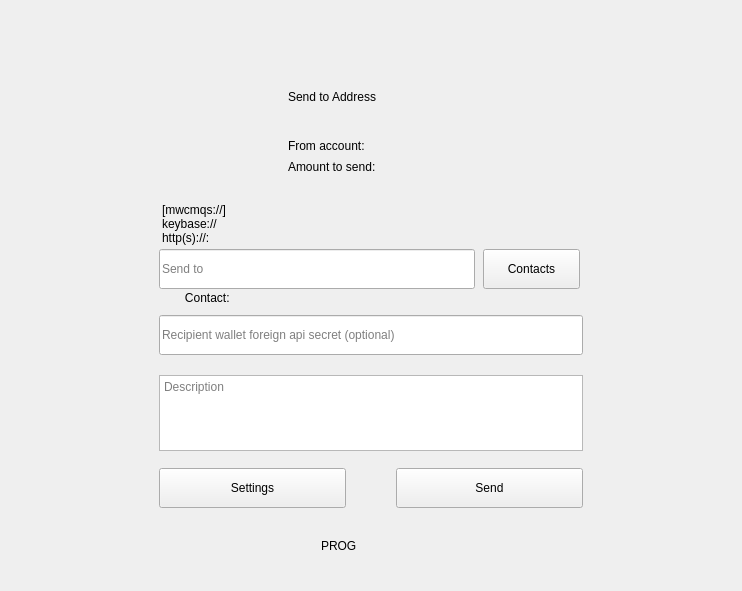
Qt form windows/g_sendOnline.ui (0xkobe/mwc-wallet) before a commit.
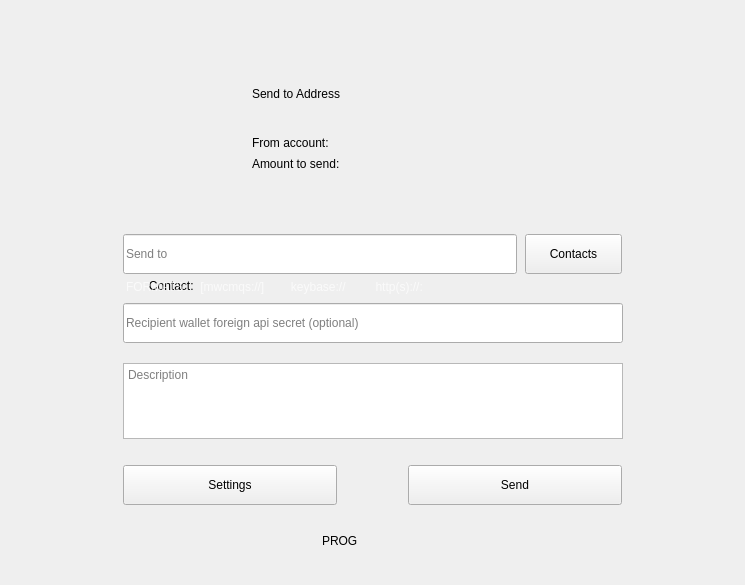
The same form after that commit. Icons and pictures are not drawn. Custom widgets are drawn as their Qt base class.

Commit message: https://github.com/mwcproject/mwc-qt-wallet/issues/192

The edit to the form file:
```diff
--- a/windows/g_sendOnline.ui
+++ b/windows/g_sendOnline.ui
@@ -6,8 +6,8 @@
    <rect>
     <x>0</x>
     <y>0</y>
-    <width>742</width>
-    <height>591</height>
+    <width>745</width>
+    <height>585</height>
    </rect>
   </property>
   <property name="sizePolicy">
@@ -55,13 +55,13 @@
       <widget class="QFrame" name="frame">
        <property name="minimumSize">
         <size>
-         <width>424</width>
+         <width>500</width>
          <height>430</height>
         </size>
        </property>
        <property name="maximumSize">
         <size>
-         <width>424</width>
+         <width>500</width>
          <height>430</height>
         </size>
        </property>
@@ -142,8 +142,8 @@
         <property name="geometry">
          <rect>
           <x>0</x>
-          <y>168</y>
-          <width>316</width>
+          <y>156</y>
+          <width>394</width>
           <height>40</height>
          </rect>
         </property>
@@ -175,8 +175,8 @@
        <widget class="control::MwcPushButtonNormal" name="contactsButton">
         <property name="geometry">
          <rect>
-          <x>324</x>
-          <y>168</y>
+          <x>402</x>
+          <y>156</y>
           <width>97</width>
           <height>40</height>
          </rect>
@@ -207,7 +207,7 @@
         <property name="geometry">
          <rect>
           <x>6</x>
-          <y>207</y>
+          <y>198</y>
           <width>411</width>
           <height>20</height>
          </rect>
@@ -236,7 +236,7 @@
          <rect>
           <x>0</x>
           <y>387</y>
-          <width>187</width>
+          <width>214</width>
           <height>40</height>
          </rect>
         </property>
@@ -265,9 +265,9 @@
        <widget class="control::MwcPushButtonNormal" name="sendButton">
         <property name="geometry">
          <rect>
-          <x>237</x>
+          <x>285</x>
           <y>387</y>
-          <width>187</width>
+          <width>214</width>
           <height>40</height>
          </rect>
         </property>
@@ -297,8 +297,8 @@
         <property name="geometry">
          <rect>
           <x>0</x>
-          <y>234</y>
-          <width>424</width>
+          <y>225</y>
+          <width>500</width>
           <height>136</height>
          </rect>
         </property>
@@ -310,13 +310,13 @@
         </property>
         <property name="minimumSize">
          <size>
-          <width>424</width>
+          <width>500</width>
           <height>136</height>
          </size>
         </property>
         <property name="maximumSize">
          <size>
-          <width>424</width>
+          <width>500</width>
           <height>136</height>
          </size>
         </property>
@@ -397,13 +397,13 @@
          </item>
         </layout>
        </widget>
-       <widget class="control::MwcLabelSmall" name="label_6">
+       <widget class="control::MwcLabelTiny" name="formatsLable">
         <property name="geometry">
          <rect>
           <x>3</x>
-          <y>120</y>
-          <width>350</width>
-          <height>46</height>
+          <y>195</y>
+          <width>496</width>
+          <height>28</height>
          </rect>
         </property>
         <property name="maximumSize">
@@ -412,10 +412,14 @@
           <height>3000</height>
          </size>
         </property>
+        <property name="styleSheet">
+         <string notr="true">color: rgba(255,255,255, 0.7)</string>
+        </property>
         <property name="text">
-         <string>[mwcmqs://]&lt;mwcmqs_address&gt;
-keybase://&lt;keybase_name&gt;
-http(s)://&lt;host&gt;:&lt;port&gt;</string>
+         <string>FORMATS:    [mwcmqs://]&lt;mqs_address&gt;        keybase://&lt;name&gt;         http(s)://&lt;host&gt;:&lt;port&gt;</string>
+        </property>
+        <property name="textFormat">
+         <enum>Qt::PlainText</enum>
         </property>
        </widget>
       </widget>
@@ -571,7 +575,12 @@
   <customwidget>
    <class>control::MwcLabelProgress</class>
    <extends>QLabel</extends>
-   <header>control/MwcLabelProgress.h</header>
+   <header>control/MwcLabel.h</header>
+  </customwidget>
+  <customwidget>
+   <class>control::MwcLabelTiny</class>
+   <extends>QLabel</extends>
+   <header>control/MwcLabel.h</header>
   </customwidget>
  </customwidgets>
  <resources>
```
Left out of the diff: 6 changed lines with no effect on the pictures. The commit also changes 2 other files.
